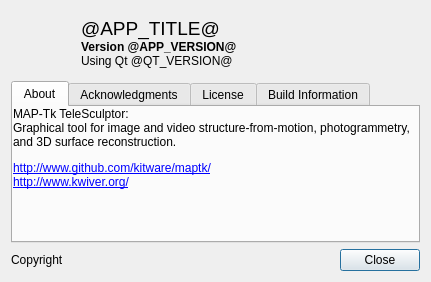
Before: the Qt Designer form gui/AboutDialog.ui in Kitware/TeleSculptor, drawn with Qt 5.
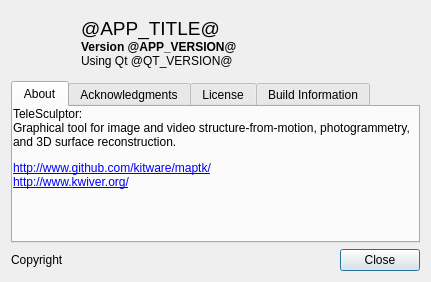
After: the same form once the commit is applied. Icons and pictures are not drawn.

Patch:
```diff
--- a/gui/AboutDialog.ui
+++ b/gui/AboutDialog.ui
@@ -65,7 +65,7 @@
       <property name="text">
        <string>&lt;html&gt;&lt;body&gt;
 &lt;p&gt;
-  MAP-Tk TeleSculptor:&lt;br/&gt;
+  TeleSculptor:&lt;br/&gt;
   Graphical tool for image and video structure-from-motion, photogrammetry, and 3D surface reconstruction.
 &lt;/p&gt;
 &lt;p&gt;
```
